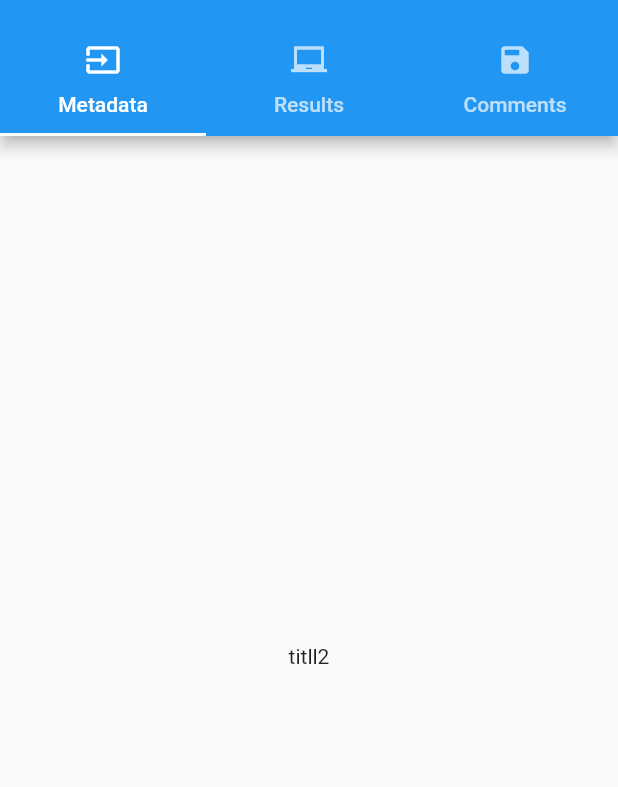
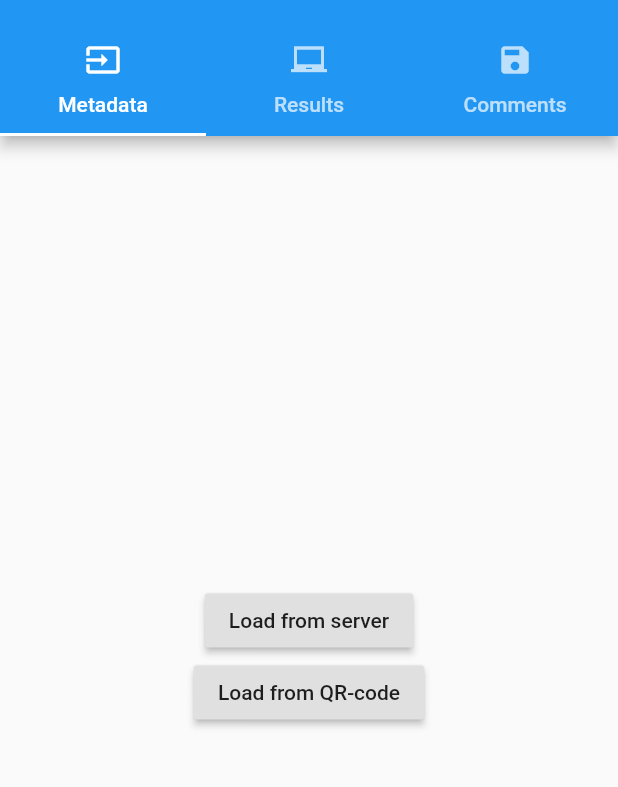
Before and after one commit to FBuervenich/scheibner_app, a Flutter app: the screen it shows after launch, on a phone screen of 412 x 824 dp, the part 59-846 px from its top. Run offline on Flutter 3.47's test engine with Material 2 defaults, Android fonts, the phone set to English and light mode, and no system bars; our stand-ins replace sqflite; accounts and stored records are empty.

Commit message:
Renamed files and classes
Renamed some files and classes to adhere to Dart standards

```diff
--- a/lib/main.dart
+++ b/lib/main.dart
@@ -5,9 +5,9 @@ import 'package:flutter/foundation.dart' show SynchronousFuture;
 import 'package:flutter_localizations/flutter_localizations.dart';
 import 'package:scheibner_app/Localizations.dart';
 import 'package:scheibner_app/helpers/appmodel.dart';
-import 'package:scheibner_app/pages/ergebnissePage.dart';
-import 'package:scheibner_app/pages/metadataPage.dart';
-import 'package:scheibner_app/pages/saveCommentsPage.dart';
+import 'package:scheibner_app/pages/simulationPage.dart';
+import 'package:scheibner_app/pages/dataInputPage.dart';
+import 'package:scheibner_app/pages/saveResultsPage.dart';
 import 'package:scoped_model/scoped_model.dart';
 
 class ScheibnerApp extends StatelessWidget {
@@ -43,7 +43,7 @@ class ScheibnerApp extends StatelessWidget {
             //internationalization, nullpointer, ask cardinaels
             title: Text(ScheibnerLocalizations.of(context).getValue("title"))),
         body: TabBarView(
-          children: [metadataPage(), ergebnissePage(), saveCommentsPage()],
+          children: [DataInputPage(), SimulationPage(), SaveResultsPage()],
         ),
       ),
     );
--- /dev/null
+++ b/lib/pages/dataInputPage.dart
@@ -0,0 +1,27 @@
+import 'package:flutter/material.dart';
+import 'package:scheibner_app/Localizations.dart';
+
+class DataInputPage extends StatelessWidget {
+  @override
+  Widget build(BuildContext context) {
+    return Container(
+      child: Center(
+          child: Column(
+            mainAxisAlignment: MainAxisAlignment.center,
+            children: [
+              RaisedButton(
+                onPressed: () {
+                  //TODO implement
+                },
+                child: Text("Load from server"),),
+              RaisedButton(
+                onPressed: () {
+                  //TODO implement
+                },
+                child: Text("Load from QR-code"),),
+            ]
+          )
+      ),
+    );
+  }
+}
--- a/lib/pages/metadataPage.dart
+++ /dev/null
@@ -1,14 +0,0 @@
-import 'package:flutter/material.dart';
-import 'package:scheibner_app/Localizations.dart';
-
-class metadataPage extends StatelessWidget {
-  @override
-  Widget build(BuildContext context) {
-    return Container(
-      child: Center(
-        //TODO add metadataPage
-        child: Text(ScheibnerLocalizations.of(context).getValue("title2"))
-      ),
-    );
-  }
-}
--- a/lib/pages/saveCommentsPage.dart
+++ b/lib/pages/saveResultsPage.dart
@@ -1,6 +1,6 @@
 import 'package:flutter/material.dart';
 
-class saveCommentsPage extends StatelessWidget {
+class SaveResultsPage extends StatelessWidget {
   @override
   Widget build(BuildContext context) {
     return Container(
--- a/lib/pages/ergebnissePage.dart
+++ b/lib/pages/simulationPage.dart
@@ -2,7 +2,7 @@ import 'package:flutter/material.dart';
 import 'package:scheibner_app/helpers/appmodel.dart';
 import 'package:scoped_model/scoped_model.dart';
 
-class ergebnissePage extends StatelessWidget {
+class SimulationPage extends StatelessWidget {
   @override
   Widget build(BuildContext context) {
     return Container(
```
